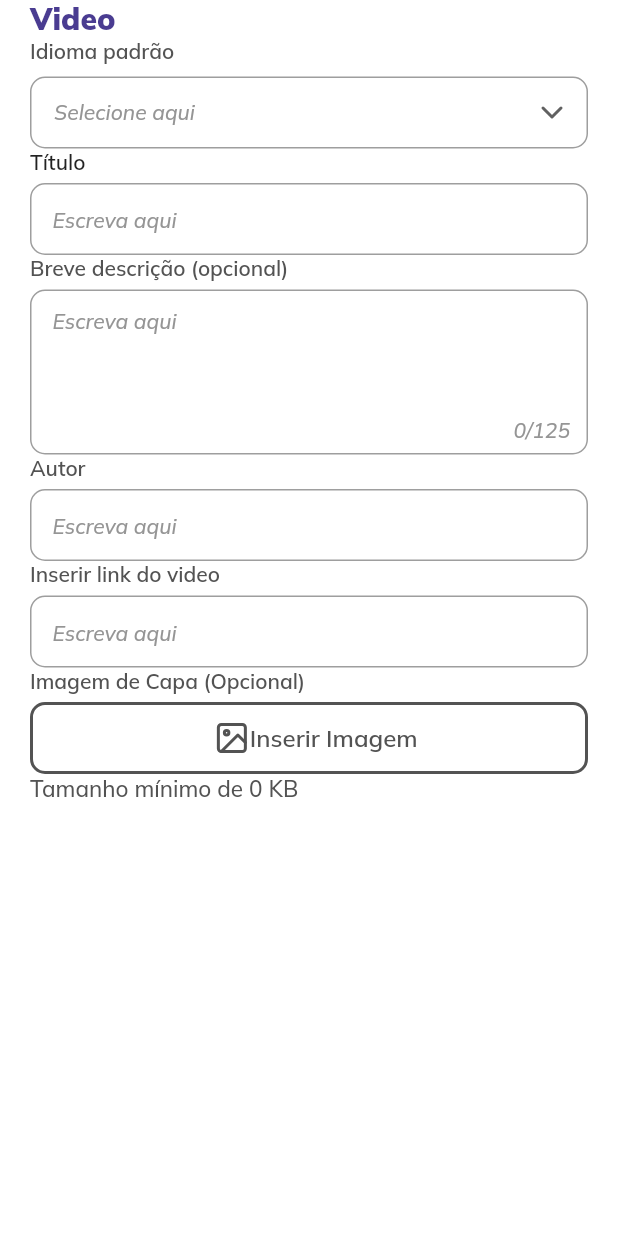
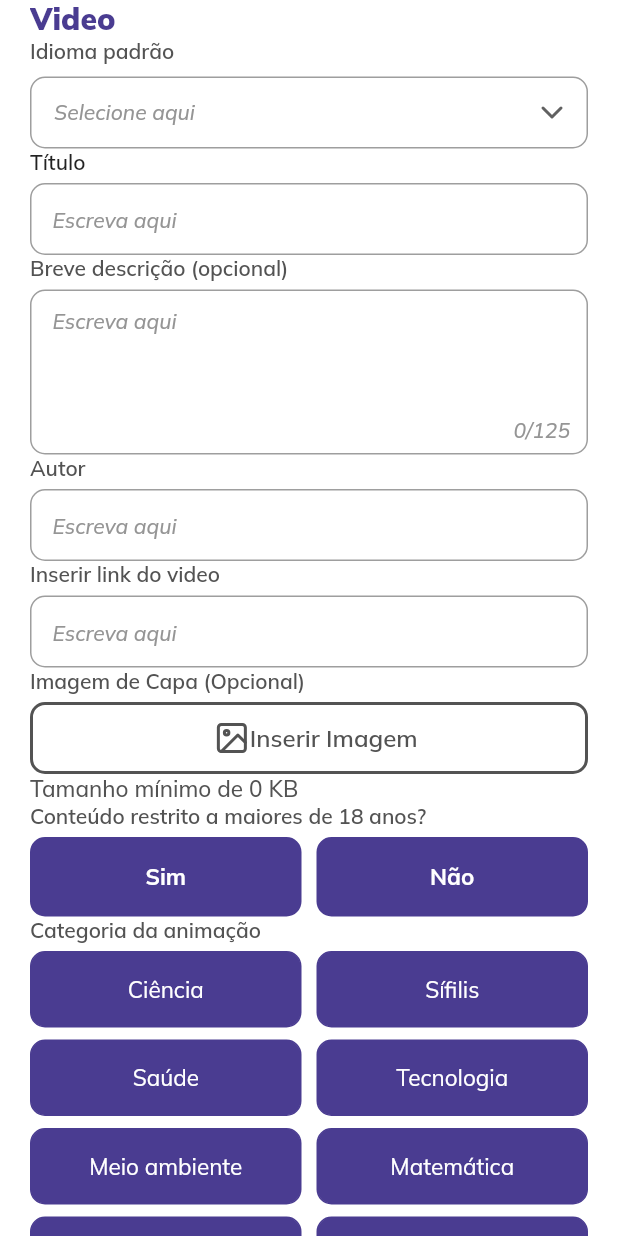
Before and after one commit to elionaimelo/theo, a Flutter app: the NewTellScreen widget shown alone on an empty page, opened directly, on a phone screen of 412 x 824 dp. Run offline on Flutter 3.47's test engine with Material 2 defaults, Android fonts, the phone set to English and light mode, and no system bars; our stand-ins replace flutter_feather_icons, flutter_mobx, flutter_svg, get_it, google_fonts, mobx and 1 more; missing offline and left inert: photo_manager; generated files the repository leaves out were written again.

Commit message:
wip: multi seletor input adicionado

```diff
--- /dev/null
+++ b/lib/components/multi_selector_button_input.dart
@@ -0,0 +1,152 @@
+import 'package:flutter/material.dart';
+import 'package:theo/styles/colors.dart';
+
+class SelectorItem {
+  SelectorItem({
+    required this.displayValue,
+    this.value,
+  });
+
+  final String displayValue;
+  final dynamic value;
+}
+
+class MultiSelectorButtonInput extends StatefulWidget {
+  MultiSelectorButtonInput({
+    required this.label,
+    required this.values,
+    required this.onSelectedValuesChanged,
+    this.uniqueSelect = false,
+    this.bold = false,
+  });
+
+  @override
+  _MultiSelectorButtonInputState createState() =>
+      _MultiSelectorButtonInputState();
+
+  final String label;
+  final List<SelectorItem> values;
+  final Function(List<SelectorItem>) onSelectedValuesChanged;
+  final bool uniqueSelect;
+  final bool bold;
+}
+
+class _MultiSelectorButtonInputState extends State<MultiSelectorButtonInput> {
+  List<SelectorItem> selectedItems = [];
+
+  @override
+  void initState() {
+    super.initState();
+
+    selectedItems = widget.values;
+  }
+
+  void _onButtonItemTap(SelectorItem item) {
+    if (widget.uniqueSelect) {
+      setState(() {
+        selectedItems = [item];
+      });
+      return;
+    }
+
+    setState(() {
+      if (selectedItems.contains(item)) {
+        selectedItems.remove(item);
+      } else {
+        selectedItems.add(item);
+      }
+    });
+
+    widget.onSelectedValuesChanged(selectedItems);
+  }
+
+  @override
+  Widget build(BuildContext context) {
+    return FormField(builder: (_) {
+      return Container(
+        child: Column(
+          crossAxisAlignment: CrossAxisAlignment.start,
+          children: [
+            _label,
+            Container(
+              width: double.infinity,
+              child: Wrap(
+                crossAxisAlignment: WrapCrossAlignment.start,
+                alignment: WrapAlignment.spaceBetween,
+                spacing: _wrapMargin,
+                runSpacing: 8,
+                children: _list,
+              ),
+            ),
+          ],
+        ),
+      );
+    });
+  }
+
+  List<Widget> get _list => widget.values
+      .map(
+        (e) => _buttonItem(item: e),
+      )
+      .toList();
+
+  Widget _buttonItem({required SelectorItem item}) {
+    var selected = selectedItems.contains(item);
+
+    return LayoutBuilder(
+      builder: (_, constraints) {
+        return Container(
+          width: (constraints.maxWidth / 2) - _wrapMargin,
+          decoration: BoxDecoration(
+            border: Border.all(color: TheoColors.primary, width: _borderWidth),
+            borderRadius: BorderRadius.all(
+              Radius.circular(10.0),
+            ),
+            color: _backgroundColor(selected),
+          ),
+          child: InkWell(
+            onTap: () => _onButtonItemTap(item),
+            child: Container(
+              padding: EdgeInsets.symmetric(vertical: 15),
+              child: Center(
+                child: Text(
+                  item.displayValue,
+                  style: Theme.of(context).textTheme.bodyText1!.copyWith(
+                        fontSize: 15,
+                        fontWeight: _fontWeight,
+                        color: _textColor(selected),
+                      ),
+                ),
+              ),
+            ),
+          ),
+        );
+      },
+    );
+  }
+
+  Widget get _label => Container(
+        margin: EdgeInsets.only(bottom: 5),
+        child: Text(
+          widget.label,
+          style: Theme.of(context).textTheme.bodyText1!.copyWith(
+                fontWeight: FontWeight.w600,
+                fontSize: 14,
+                color: TheoColors.seven,
+              ),
+        ),
+      );
+
+  double get _borderWidth => widget.bold ? 2 : 1;
+
+  Color _textColor(bool selected) =>
+      selected ? TheoColors.secondary : TheoColors.primary;
+
+  double get _wrapMargin => 5;
+
+  Color _backgroundColor(bool selected) =>
+      selected ? TheoColors.primary : TheoColors.secondary;
+
+  FontWeight get _fontWeight =>
+      widget.bold ? FontWeight.w700 : FontWeight.normal;
+}
--- a/lib/components/toggle_button_input.dart
+++ /dev/null
@@ -1,15 +0,0 @@
-import 'package:flutter/material.dart';
-
-class ToggleButtonInput extends StatefulWidget {
-  @override
-  _ToggleButtonInputState createState() => _ToggleButtonInputState();
-}
-
-class _ToggleButtonInputState extends State<ToggleButtonInput> {
-  @override
-  Widget build(BuildContext context) {
-    return FormField(builder: (_) {
-      return Container();
-    });
-  }
-}
--- a/lib/pages/new_tell_screen/new_tell_screen.dart
+++ b/lib/pages/new_tell_screen/new_tell_screen.dart
@@ -4,6 +4,7 @@ import 'package:theo/components/image_input.dart';
 import 'package:theo/components/text_input.dart';
 import 'package:theo/components/text_selector.dart';
 import 'package:theo/components/titleText.dart';
+import 'package:theo/components/multi_selector_button_input.dart';
 import 'package:theo/styles/colors.dart';
 
 class NewTellScreen extends StatefulWidget {
@@ -20,14 +21,26 @@ class _NewTellScreenState extends State<NewTellScreen> {
 
   void _onLangSelectionChanged(String? value) {}
 
+  List<SelectorItem> _categoryItems = [
+    SelectorItem(displayValue: 'Ciência'),
+    SelectorItem(displayValue: 'Sífilis'),
+    SelectorItem(displayValue: 'Saúde'),
+    SelectorItem(displayValue: 'Tecnologia'),
+    SelectorItem(displayValue: 'Meio ambiente'),
+    SelectorItem(displayValue: 'Matemática'),
+    SelectorItem(displayValue: 'Inovação'),
+    SelectorItem(displayValue: 'Artes'),
+    SelectorItem(displayValue: 'História'),
+    SelectorItem(displayValue: 'Linguística'),
+  ];
+
   @override
   Widget build(BuildContext context) {
     return SafeArea(
       child: Padding(
         padding: const EdgeInsets.symmetric(horizontal: 20),
         child: Form(
-          child: Column(
-            crossAxisAlignment: CrossAxisAlignment.start,
+          child: ListView(
             children: [
               TitleText(
                 title: widget.title,
@@ -85,6 +98,23 @@ class _NewTellScreenState extends State<NewTellScreen> {
               ImageInput(
                 label: 'Imagem de Capa (Opcional)',
                 minImageLength: '0',
+              ),
+              MultiSelectorButtonInput(
+                label: 'Conteúdo restrito a maiores de 18 anos?',
+                onSelectedValuesChanged: (List<SelectorItem> values) {},
+                values: [
+                  SelectorItem(displayValue: 'Sim', value: true),
+                  SelectorItem(displayValue: 'Não', value: false),
+                ],
+                uniqueSelect: true,
+                bold: true,
+              ),
+              MultiSelectorButtonInput(
+                label: 'Categoria da animação',
+                onSelectedValuesChanged: (List<SelectorItem> values) {},
+                values: _categoryItems,
+                uniqueSelect: false,
+                bold: false,
               )
             ],
           ),
```
